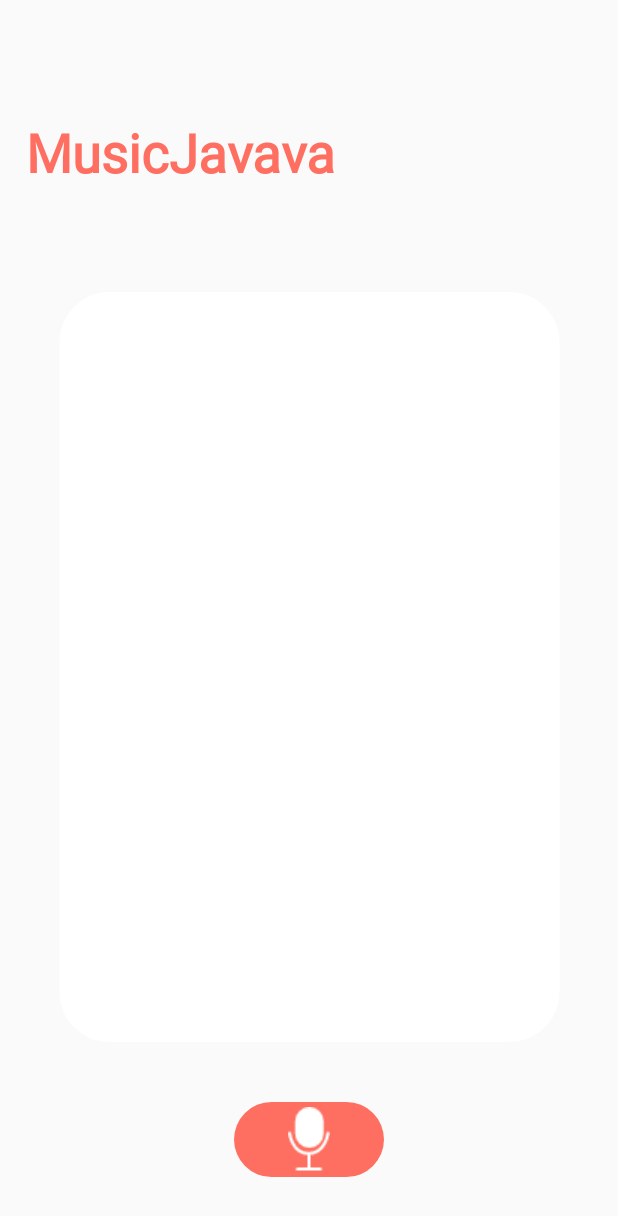
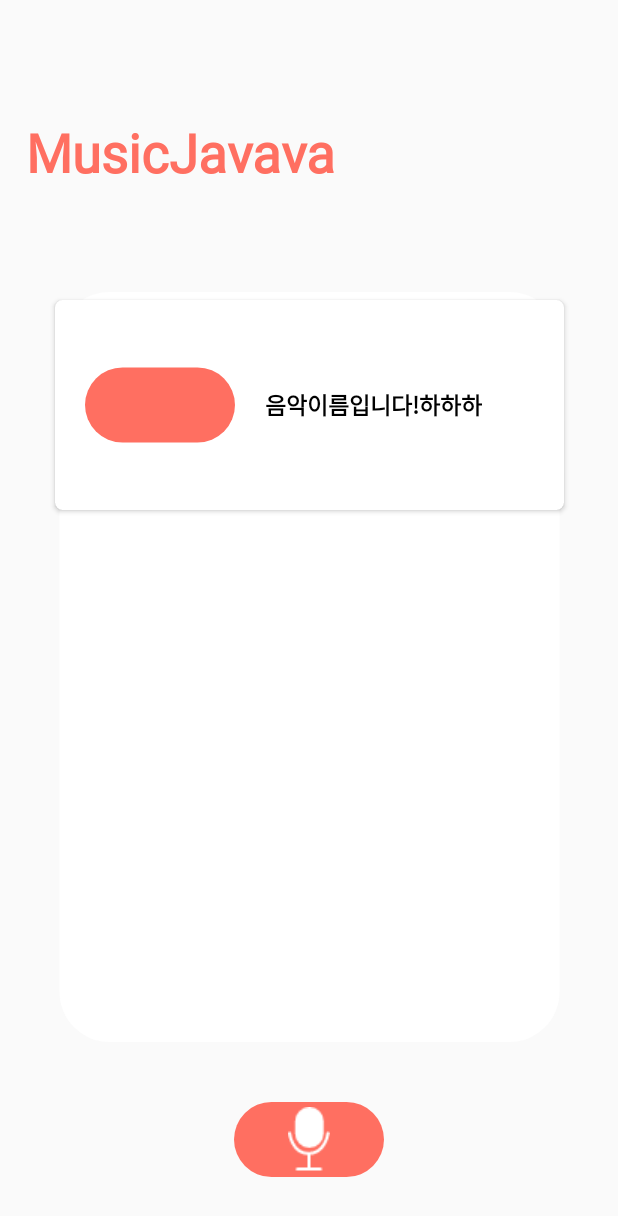
Before and after one commit to yangjunhyuk333/NarshaMusicProject, an Android app: the screen it shows after launch (MainActivity), on a phone screen of 412 x 824 dp. Shown: the top 1216 px of the screen. Run offline under Robolectric (Android 15) with nearby library versions, the light colour scheme and no system bars.

Commit message:
Add RecyclerView

```diff
--- a/app/src/main/java/com/junhyuk/narshamusicproject/Adapter/RecyclerViewAdapter.java
+++ b/app/src/main/java/com/junhyuk/narshamusicproject/Adapter/RecyclerViewAdapter.java
@@ -3,14 +3,17 @@ package com.junhyuk.narshamusicproject.Adapter;
 import android.view.LayoutInflater;
 import android.view.View;
 import android.view.ViewGroup;
+import android.widget.ImageView;
+import android.widget.TextView;
 
 import androidx.annotation.NonNull;
 import androidx.recyclerview.widget.RecyclerView;
 
 import com.junhyuk.narshamusicproject.R;
-import com.junhyuk.narshamusicproject.viewHolder.ViewHolder;
 
-class RecyclerViewAdapter extends RecyclerView.Adapter<ViewHolder> {
+public class RecyclerViewAdapter extends RecyclerView.Adapter<RecyclerViewAdapter.ViewHolder> {
+
+    int i = 1;
 
     @NonNull
     @Override
@@ -22,12 +25,26 @@ class RecyclerViewAdapter extends RecyclerView.Adapter<ViewHolder> {
     }
 
     @Override
-    public void onBindViewHolder(@NonNull final ViewHolder viewHolder, int position) {
-
+    public void onBindViewHolder(@NonNull ViewHolder viewHolder, int position) {
+        viewHolder.musicImage.setImageResource(R.drawable.call_api);
+        viewHolder.musicText.setText("음악이름입니다!하하하");
     }
 
     @Override
     public int getItemCount() {
-        return 0;
+        return i;
+    }
+
+    class ViewHolder extends RecyclerView.ViewHolder {
+
+        public ImageView musicImage;
+        public TextView musicText;
+
+        public ViewHolder(@NonNull final View itemView) {
+            super(itemView);
+
+            musicImage = itemView.findViewById(R.id.music_image);
+            musicText = itemView.findViewById(R.id.music_title);
+        }
     }
 }
--- a/app/src/main/java/com/junhyuk/narshamusicproject/MainActivity.java
+++ b/app/src/main/java/com/junhyuk/narshamusicproject/MainActivity.java
@@ -1,15 +1,22 @@
 package com.junhyuk.narshamusicproject;
 
 import androidx.appcompat.app.AppCompatActivity;
+import androidx.recyclerview.widget.LinearLayoutManager;
+import androidx.recyclerview.widget.RecyclerView;
+
 import android.os.Bundle;
 import android.view.View;
 import android.view.Window;
 import android.widget.ImageButton;
 import android.widget.Toast;
 
+import com.junhyuk.narshamusicproject.Adapter.RecyclerViewAdapter;
+
 public class MainActivity extends AppCompatActivity {
 
     ImageButton voiceButton;
+
+    RecyclerView recyclerView;
 
     @Override
     protected void onCreate(Bundle savedInstanceState) {
@@ -18,6 +25,12 @@ public class MainActivity extends AppCompatActivity {
         setContentView(R.layout.activity_main);
 
         voiceButton = findViewById(R.id.voice_button);
+
+        recyclerView = findViewById(R.id.recycler_view);
+
+        RecyclerView.LayoutManager layoutManager = new LinearLayoutManager(this);
+        recyclerView.setLayoutManager(layoutManager);
+        recyclerView.setAdapter(new RecyclerViewAdapter());
 
         voiceButton.setOnClickListener(new View.OnClickListener() {
             @Override
@@ -28,6 +41,8 @@ public class MainActivity extends AppCompatActivity {
         });
 
 
+
+
     }
 
 }
--- a/app/src/main/res/layout/activity_main.xml
+++ b/app/src/main/res/layout/activity_main.xml
@@ -39,6 +39,11 @@
             android:layout_height="match_parent"
             android:src="@drawable/music_list" />
 
+        <androidx.recyclerview.widget.RecyclerView
+            android:id="@+id/recycler_view"
+            android:layout_width="match_parent"
+            android:layout_height="match_parent"/>
+
     </FrameLayout>
 
     <ImageButton
--- a/app/src/main/res/layout/cardview.xml
+++ b/app/src/main/res/layout/cardview.xml
@@ -10,8 +10,10 @@
 
     <LinearLayout
         android:layout_width="match_parent"
-        android:layout_height="150dp"
-        android:orientation="horizontal">
+        android:layout_height="120dp"
+        android:orientation="horizontal"
+        android:layout_margin="10dp"
+        >
 
         <ImageView
             android:id="@+id/music_image"
@@ -29,7 +31,7 @@
             android:layout_gravity="center"
             android:layout_marginLeft="20dp"
             android:textColor="@color/colorBlack"
-            android:textSize="25dp"
+            android:textSize="15dp"
             android:textStyle="bold"
             android:fontFamily="@font/fontstyle"
             />
```
Also changed, not shown: app/src/main/java/com/junhyuk/narshamusicproject/viewHolder/ViewHolder.java (deleted, +0 -23 lines), app/src/main/res/layout/fragment_recyclerview.xml (deleted, +0 -11 lines).
